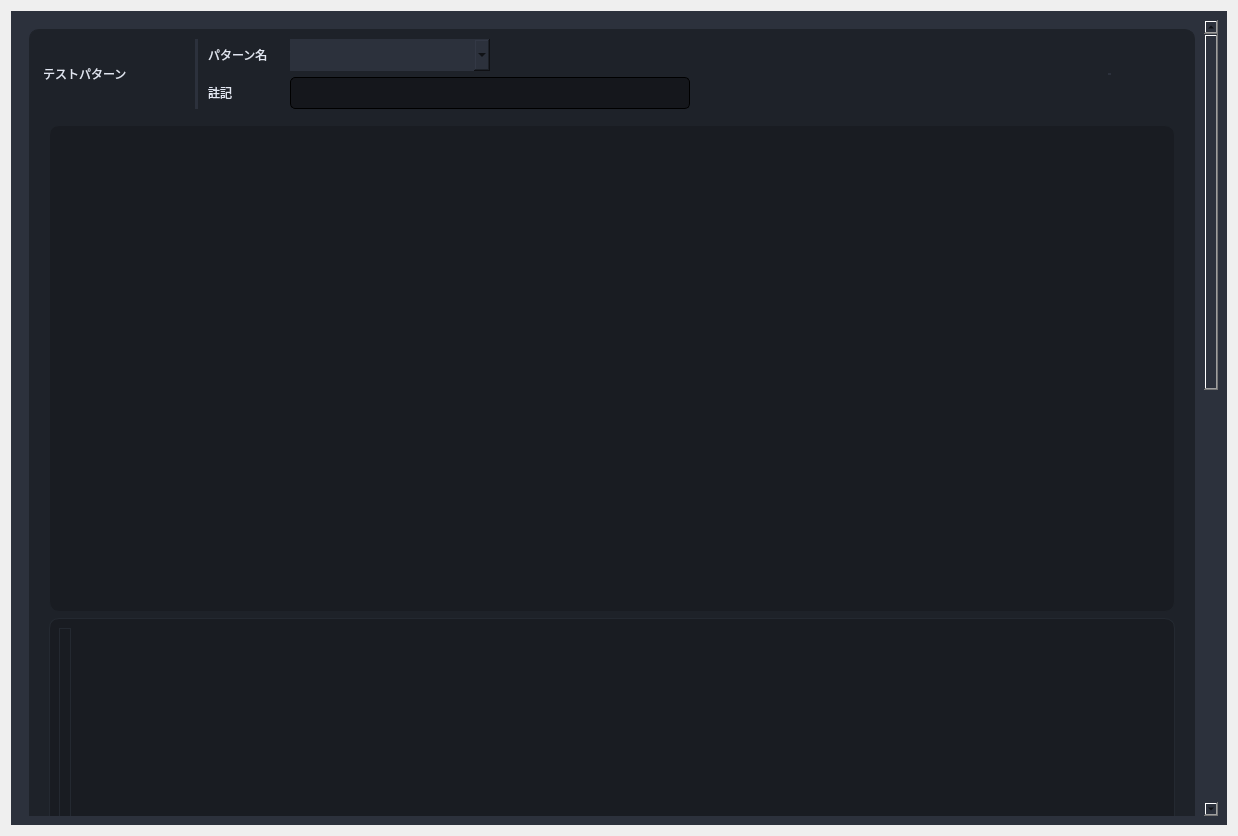
Old version of the form Source code/gui_main/gui/uis/pages/main_pages.ui in the repository coolandy345/MS4371.
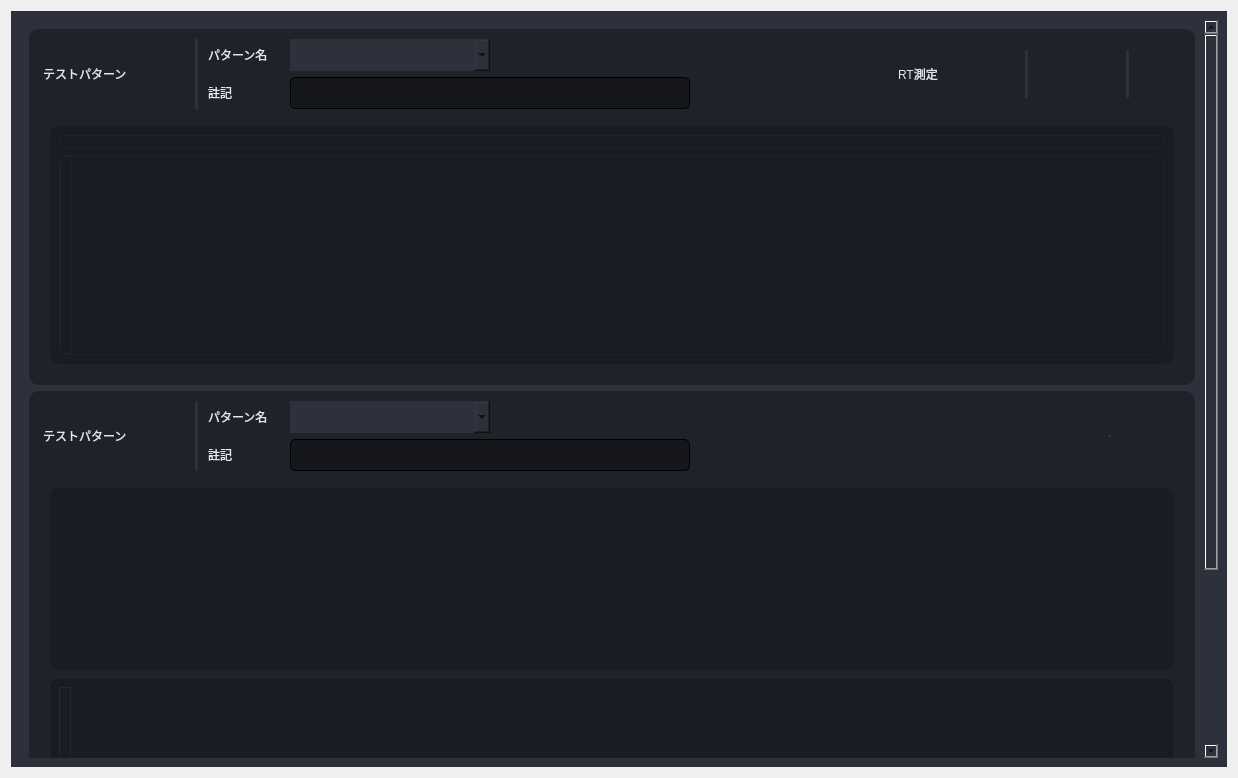
New version of the form.

What changed in the file:
```diff
--- a/Source code/gui_main/gui/uis/pages/main_pages.ui
+++ b/Source code/gui_main/gui/uis/pages/main_pages.ui
@@ -7,7 +7,7 @@
     <x>0</x>
     <y>0</y>
     <width>1234</width>
-    <height>836</height>
+    <height>778</height>
    </rect>
   </property>
   <property name="minimumSize">
@@ -3108,7 +3108,7 @@
             <x>0</x>
             <y>0</y>
             <width>1181</width>
-            <height>1716</height>
+            <height>976</height>
            </rect>
           </property>
           <layout class="QVBoxLayout" name="verticalLayout_3">
@@ -3137,30 +3137,6 @@
               <enum>QFrame::Raised</enum>
              </property>
              <layout class="QGridLayout" name="gridLayout_6">
-              <item row="0" column="0" rowspan="2">
-               <widget class="QLabel" name="label_29">
-                <property name="minimumSize">
-                 <size>
-                  <width>150</width>
-                  <height>0</height>
-                 </size>
-                </property>
-                <property name="maximumSize">
-                 <size>
-                  <width>130</width>
-                  <height>16777215</height>
-                 </size>
-                </property>
-                <property name="styleSheet">
-                 <string notr="true">font: 20px &quot;游ゴシック&quot;;
-color: rgb(225, 230, 241);
-padding-right:5px;</string>
-                </property>
-                <property name="text">
-                 <string>テストパターン</string>
-                </property>
-               </widget>
-              </item>
               <item row="1" column="2">
                <widget class="QLabel" name="label_25">
                 <property name="minimumSize">
@@ -3185,32 +3161,20 @@
                 </property>
                </widget>
               </item>
-              <item row="1" column="3">
-               <widget class="QLineEdit" name="lineEdit_11">
+              <item row="0" column="3">
+               <widget class="QComboBox" name="comboBox_6">
                 <property name="minimumSize">
                  <size>
-                  <width>400</width>
+                  <width>200</width>
                   <height>32</height>
                  </size>
                 </property>
                 <property name="maximumSize">
                  <size>
-                  <width>212</width>
+                  <width>200</width>
                   <height>16777215</height>
                  </size>
                 </property>
-                <property name="styleSheet">
-                 <string notr="true">background-color: rgba(0, 0, 0,80);
-color: rgb(225, 230, 241);
-border-width: 1px;
-border-style: solid;
-border-radius: 5px;
-padding-left:5px;
-padding-right:5px;
-font: 12px &quot;游ゴシック&quot;;
-min-height:30;
-max-width:200;</string>
-                </property>
                </widget>
               </item>
               <item row="0" column="2">
@@ -3237,12 +3201,12 @@
                 </property>
                </widget>
               </item>
-              <item row="0" column="4" rowspan="2" alignment="Qt::AlignRight|Qt::AlignVCenter">
+              <item row="0" column="6" rowspan="2" alignment="Qt::AlignRight|Qt::AlignVCenter">
                <widget class="QFrame" name="frame_37">
                 <property name="minimumSize">
                  <size>
                   <width>200</width>
-                  <height>0</height>
+                  <height>50</height>
                  </size>
                 </property>
                 <property name="maximumSize">
@@ -3273,7 +3237,58 @@
                  <property name="bottomMargin">
                   <number>0</number>
                  </property>
+                 <item row="0" column="1">
+                  <widget class="QFrame" name="frame_45">
+                   <property name="minimumSize">
+                    <size>
+                     <width>40</width>
+                     <height>0</height>
+                    </size>
+                   </property>
+                   <property name="maximumSize">
+                    <size>
+                     <width>16777215</width>
+                     <height>16777215</height>
+                    </size>
+                   </property>
+                   <property name="frameShape">
+                    <enum>QFrame::StyledPanel</enum>
+                   </property>
+                   <property name="frameShadow">
+                    <enum>QFrame::Raised</enum>
+                   </property>
+                   <layout class="QGridLayout" name="gridLayout_37">
+                    <property name="leftMargin">
+                     <number>0</number>
+                    </property>
+                    <property name="topMargin">
+                     <number>0</number>
+                    </property>
+                    <property name="rightMargin">
+                     <number>0</number>
+                    </property>
+                    <property name="bottomMargin">
+                     <number>0</number>
+                    </property>
+                    <property name="spacing">
+                     <number>0</number>
+                    </property>
+                   </layout>
+                  </widget>
+                 </item>
                  <item row="0" column="0">
+                  <widget class="QLabel" name="label_12">
+                   <property name="styleSheet">
+                    <string notr="true">font: 20px &quot;游ゴシック&quot;;
+color: rgb(225, 230, 241);
+padding-right:5px;</string>
+                   </property>
+                   <property name="text">
+                    <string>RT測定</string>
+                   </property>
+                  </widget>
+                 </item>
+                 <item row="0" column="4">
                   <widget class="QFrame" name="frame_40">
                    <property name="minimumSize">
                     <size>
@@ -3312,7 +3327,7 @@
                    </layout>
                   </widget>
                  </item>
-                 <item row="0" column="2">
+                 <item row="0" column="6">
                   <widget class="QFrame" name="frame_41">
                    <property name="minimumSize">
                     <size>
@@ -3338,46 +3353,7 @@
                    </property>
                   </widget>
                  </item>
-                 <item row="0" column="1">
-                  <widget class="QFrame" name="frame_39">
-                   <property name="minimumSize">
-                    <size>
-                     <width>40</width>
-                     <height>0</height>
-                    </size>
-                   </property>
-                   <property name="maximumSize">
-                    <size>
-                     <width>40</width>
-                     <height>16777215</height>
-                    </size>
-                   </property>
-                   <property name="frameShape">
-                    <enum>QFrame::StyledPanel</enum>
-                   </property>
-                   <property name="frameShadow">
-                    <enum>QFrame::Raised</enum>
-                   </property>
-                   <layout class="QGridLayout" name="gridLayout_35">
-                    <property name="leftMargin">
-                     <number>0</number>
-                    </property>
-                    <property name="topMargin">
-                     <number>0</number>
-                    </property>
-                    <property name="rightMargin">
-                     <number>0</number>
-                    </property>
-                    <property name="bottomMargin">
-                     <number>0</number>
-                    </property>
-                    <property name="spacing">
-                     <number>0</number>
-                    </property>
-                   </layout>
-                  </widget>
-                 </item>
-                 <item row="0" column="3">
+                 <item row="0" column="7">
                   <widget class="QFrame" name="frame_38">
                    <property name="minimumSize">
                     <size>
@@ -3416,55 +3392,175 @@
                    </layout>
                   </widget>
                  </item>
+                 <item row="0" column="3">
+                  <widget class="QFrame" name="frame_47">
+                   <property name="minimumSize">
+                    <size>
+                     <width>3</width>
+                     <height>0</height>
+                    </size>
+                   </property>
+                   <property name="maximumSize">
+                    <size>
+                     <width>3</width>
+                     <height>16777215</height>
+                    </size>
+                   </property>
+                   <property name="styleSheet">
+                    <string notr="true">background-color: rgb(44, 49, 60);
+border-color: rgb(44, 49, 60);</string>
+                   </property>
+                   <property name="frameShape">
+                    <enum>QFrame::StyledPanel</enum>
+                   </property>
+                   <property name="frameShadow">
+                    <enum>QFrame::Raised</enum>
+                   </property>
+                  </widget>
+                 </item>
+                 <item row="0" column="5">
+                  <widget class="QFrame" name="frame_39">
+                   <property name="minimumSize">
+                    <size>
+                     <width>40</width>
+                     <height>0</height>
+                    </size>
+                   </property>
+                   <property name="maximumSize">
+                    <size>
+                     <width>40</width>
+                     <height>16777215</height>
+                    </size>
+                   </property>
+                   <property name="frameShape">
+                    <enum>QFrame::StyledPanel</enum>
+                   </property>
+                   <property name="frameShadow">
+                    <enum>QFrame::Raised</enum>
+                   </property>
+                   <layout class="QGridLayout" name="gridLayout_35">
+                    <property name="leftMargin">
+                     <number>0</number>
+                    </property>
+                    <property name="topMargin">
+                     <number>0</number>
+                    </property>
+                    <property name="rightMargin">
+                     <number>0</number>
+                    </property>
+                    <property name="bottomMargin">
+                     <number>0</number>
+                    </property>
+                    <property name="spacing">
+                     <number>0</number>
+                    </property>
+                   </layout>
+                  </widget>
+                 </item>
+                 <item row="0" column="2">
+                  <widget class="QFrame" name="frame_48">
+                   <property name="minimumSize">
+                    <size>
+                     <width>20</width>
+                     <height>0</height>
+                    </size>
+                   </property>
+                   <property name="maximumSize">
+                    <size>
+                     <width>40</width>
+                     <height>16777215</height>
+                    </size>
+                   </property>
+                   <property name="frameShape">
+                    <enum>QFrame::StyledPanel</enum>
+                   </property>
+                   <property name="frameShadow">
+                    <enum>QFrame::Raised</enum>
+                   </property>
+                   <layout class="QGridLayout" name="gridLayout_38">
+                    <property name="leftMargin">
+                     <number>0</number>
+                    </property>
+                    <property name="topMargin">
+                     <number>0</number>
+                    </property>
+                    <property name="rightMargin">
+                     <number>0</number>
+                    </property>
+                    <property name="bottomMargin">
+                     <number>0</number>
+                    </property>
+                    <property name="spacing">
+                     <number>0</number>
+                    </property>
+                   </layout>
+                  </widget>
+                 </item>
                 </layout>
                </widget>
               </item>
-              <item row="2" column="0" colspan="5">
-               <widget class="QScrollArea" name="scrollArea_3">
-                <property name="sizePolicy">
-                 <sizepolicy hsizetype="Expanding" vsizetype="Expanding">
-                  <horstretch>0</horstretch>
-                  <verstretch>0</verstretch>
-                 </sizepolicy>
+              <item row="1" column="3">
+               <widget class="QLineEdit" name="lineEdit_11">
+                <property name="minimumSize">
+                 <size>
+                  <width>400</width>
+                  <height>32</height>
+                 </size>
                 </property>
+                <property name="maximumSize">
+                 <size>
+                  <width>212</width>
+                  <height>16777215</height>
+                 </size>
+                </property>
+                <property name="styleSheet">
+                 <string notr="true">background-color: rgba(0, 0, 0,80);
+color: rgb(225, 230, 241);
+border-width: 1px;
+border-style: solid;
+border-radius: 5px;
+padding-left:5px;
+padding-right:5px;
+font: 12px &quot;游ゴシック&quot;;
+min-height:30;
+max-width:200;</string>
+                </property>
+               </widget>
+              </item>
+              <item row="2" column="0" colspan="7">
+               <widget class="QFrame" name="frame_44">
                 <property name="minimumSize">
                  <size>
                   <width>0</width>
-                  <height>1000</height>
+                  <height>0</height>
                  </size>
                 </property>
                 <property name="styleSheet">
                  <string notr="true">background-color: rgb(30, 34, 41);</string>
                 </property>
-                <property name="widgetResizable">
-                 <bool>true</bool>
+                <property name="frameShape">
+                 <enum>QFrame::StyledPanel</enum>
                 </property>
-                <widget class="QWidget" name="scrollAreaWidgetContents_3">
-                 <property name="geometry">
-                  <rect>
-                   <x>0</x>
-                   <y>0</y>
-                   <width>1141</width>
-                   <height>998</height>
-                  </rect>
-                 </property>
-                 <layout class="QGridLayout" name="gridLayout_24">
-                  <item row="0" column="0">
-                   <widget class="QFrame" name="frame_35">
-                    <property name="sizePolicy">
-                     <sizepolicy hsizetype="Preferred" vsizetype="Preferred">
-                      <horstretch>0</horstretch>
-                      <verstretch>0</verstretch>
-                     </sizepolicy>
-                    </property>
-                    <property name="minimumSize">
-                     <size>
-                      <width>0</width>
-                      <height>0</height>
-                     </size>
-                    </property>
-                    <property name="styleSheet">
-                     <string notr="true">QFrame{
+                <property name="frameShadow">
+                 <enum>QFrame::Raised</enum>
+                </property>
+                <layout class="QVBoxLayout" name="verticalLayout">
+                 <item>
+                  <widget class="QFrame" name="frame_35">
+                   <property name="sizePolicy">
+                    <sizepolicy hsizetype="Preferred" vsizetype="Preferred">
+                     <horstretch>0</horstretch>
+                     <verstretch>0</verstretch>
+                    </sizepolicy>
+                   </property>
+                   <property name="minimumSize">
+                    <size>
+                     <width>0</width>
+                     <height>0</height>
+                    </size>
+                   </property>
+                   <property name="styleSheet">
+                    <string notr="true">QFrame{
 	background-color: rgb(25, 28, 34);
 	border-color:rgb(30, 34, 41);
 	border-width: 1px;
@@ -3472,84 +3568,179 @@
 	border-radius: 10px;
 	font: 12px bold italic large &quot;游ゴシック&quot;;
 }</string>
-                    </property>
-                    <property name="frameShape">
-                     <enum>QFrame::StyledPanel</enum>
-                    </property>
-                    <property name="frameShadow">
-                     <enum>QFrame::Raised</enum>
-                    </property>
-                   </widget>
-                  </item>
-                  <item row="1" column="0">
-                   <widget class="QFrame" name="frame_36">
-                    <property name="sizePolicy">
-                     <sizepolicy hsizetype="Preferred" vsizetype="Preferred">
-                      <horstretch>0</horstretch>
-                      <verstretch>0</verstretch>
-                     </sizepolicy>
-                    </property>
-                    <property name="styleSheet">
-                     <string notr="true">QFrame{
-	background-color: rgb(25, 28, 34);
-	border-color: rgb(36, 41, 49);
-	border-width: 1px;
-	border-style: solid;
-	border-radius: 10px;
-	font: 12px bold italic large &quot;游ゴシック&quot;;
-}</string>
-                    </property>
-                    <property name="frameShape">
-                     <enum>QFrame::StyledPanel</enum>
-                    </property>
-                    <property name="frameShadow">
-                     <enum>QFrame::Raised</enum>
-                    </property>
-                    <layout class="QGridLayout" name="gridLayout_22">
-                     <item row="0" column="0" alignment="Qt::AlignLeft">
-                      <widget class="QFrame" name="frame_32">
-                       <property name="minimumSize">
-                        <size>
-                         <width>0</width>
-                         <height>300</height>
-                        </size>
+                   </property>
+                   <property name="frameShape">
+                    <enum>QFrame::StyledPanel</enum>
+                   </property>
+                   <property name="frameShadow">
+                    <enum>QFrame::Raised</enum>
+                   </property>
+                   <layout class="QGridLayout" name="gridLayout_29">
+                    <item row="0" column="0">
+                     <widget class="QFrame" name="frame_43">
+                      <property name="minimumSize">
+                       <size>
+                        <width>0</width>
+                        <height>0</height>
+                       </size>
+                      </property>
+                      <property name="frameShape">
+                       <enum>QFrame::StyledPanel</enum>
+                      </property>
+                      <property name="frameShadow">
+                       <enum>QFrame::Raised</enum>
+                      </property>
+                      <layout class="QHBoxLayout" name="horizontalLayout_4">
+                       <property name="spacing">
+                        <number>5</number>
                        </property>
-                       <property name="maximumSize">
-                        <size>
-                         <width>16777215</width>
-                         <height>16777215</height>
-                        </size>
+                       <property name="leftMargin">
+                        <number>6</number>
                        </property>
-                       <property name="styleSheet">
-                        <string notr="true"/>
+                       <property name="topMargin">
+                        <number>6</number>
                        </property>
-                       <property name="frameShape">
-                        <enum>QFrame::StyledPanel</enum>
+                       <property name="rightMargin">
+                        <number>6</number>
                        </property>
-                       <property name="frameShadow">
-                        <enum>QFrame::Raised</enum>
+                       <property name="bottomMargin">
+                        <number>6</number>
                        </property>
-                       <layout class="QHBoxLayout" name="horizontalLayout_3">
+                      </layout>
+                     </widget>
+                    </item>
+                    <item row="1" column="0">
+                     <widget class="QScrollArea" name="scrollArea_3">
+                      <property name="sizePolicy">
+                       <sizepolicy hsizetype="Preferred" vsizetype="Preferred">
+                        <horstretch>0</horstretch>
+                        <verstretch>0</verstretch>
+                       </sizepolicy>
+                      </property>
+                      <property name="minimumSize">
+                       <size>
+                        <width>0</width>
+                        <height>200</height>
+                       </size>
+                      </property>
+                      <property name="sizeIncrement">
+                       <size>
+                        <width>0</width>
+                        <height>0</height>
+                       </size>
+                      </property>
+                      <property name="styleSheet">
+                       <string notr="true">
+background-color: rgb(25, 28, 34);</string>
+                      </property>
+                      <property name="verticalScrollBarPolicy">
+                       <enum>Qt::ScrollBarAsNeeded</enum>
+                      </property>
+                      <property name="horizontalScrollBarPolicy">
+                       <enum>Qt::ScrollBarAsNeeded</enum>
+                      </property>
+                      <property name="sizeAdjustPolicy">
+                       <enum>QAbstractScrollArea::AdjustToContents</enum>
+                      </property>
+                      <property name="widgetResizable">
+                       <bool>true</bool>
+                      </property>
+                      <widget class="QWidget" name="scrollAreaWidgetContents_3">
+                       <property name="geometry">
+                        <rect>
+                         <x>0</x>
+                         <y>0</y>
+                         <width>1101</width>
+                         <height>198</height>
+                        </rect>
+                       </property>
+                       <layout class="QVBoxLayout" name="verticalLayout_2">
+                        <property name="spacing">
+                         <number>0</number>
+                        </property>
                         <property name="leftMargin">
-                         <number>5</number>
+                         <number>0</number>
                         </property>
                         <property name="topMargin">
-                         <number>5</number>
+                         <number>0</number>
                         </property>
                         <property name="rightMargin">
-                         <number>5</number>
+                         <number>0</number>
                         </property>
                         <property name="bottomMargin">
-                         <number>5</number>
+                         <number>0</number>
                         </property>
+                        <item alignment="Qt::AlignLeft">
+                         <widget class="QFrame" name="frame_32">
+                          <property name="minimumSize">
+                           <size>
+                            <width>0</width>
+                            <height>0</height>
+                           </size>
+                          </property>
+                          <property name="maximumSize">
+                           <size>
+                            <width>16777215</width>
+                            <height>16777215</height>
+                           </size>
+                          </property>
+                          <property name="styleSheet">
+                           <string notr="true"/>
+                          </property>
+                          <property name="frameShape">
+                           <enum>QFrame::StyledPanel</enum>
+                          </property>
+                          <property name="frameShadow">
+                           <enum>QFrame::Raised</enum>
+                          </property>
+                          <layout class="QHBoxLayout" name="horizontalLayout_3">
+                           <property name="leftMargin">
+                            <number>5</number>
+                           </property>
+                           <property name="topMargin">
+                            <number>0</number>
+                           </property>
+                           <property name="rightMargin">
+                            <number>5</number>
+                           </property>
+                           <property name="bottomMargin">
+                            <number>0</number>
+                           </property>
+                          </layout>
+                         </widget>
+                        </item>
                        </layout>
                       </widget>
-                     </item>
-                    </layout>
-                   </widget>
-                  </item>
-                 </layout>
-                </widget>
+                     </widget>
+                    </item>
+                   </layout>
+                  </widget>
+                 </item>
+                </layout>
+               </widget>
+              </item>
+              <item row="0" column="0" rowspan="2">
+               <widget class="QLabel" name="label_29">
+                <property name="minimumSize">
+                 <size>
+                  <width>150</width>
+                  <height>0</height>
+                 </size>
+                </property>
+                <property name="maximumSize">
+                 <size>
+                  <width>130</width>
+                  <height>16777215</height>
+                 </size>
+                </property>
+                <property name="styleSheet">
+                 <string notr="true">font: 20px &quot;游ゴシック&quot;;
+color: rgb(225, 230, 241);
+padding-right:5px;</string>
+                </property>
+                <property name="text">
+                 <string>テストパターン</string>
+                </property>
                </widget>
               </item>
               <item row="0" column="1" rowspan="2">
@@ -3579,22 +3770,6 @@
                 </property>
                </widget>
               </item>
-              <item row="0" column="3">
-               <widget class="QComboBox" name="comboBox_6">
-                <property name="minimumSize">
-                 <size>
-                  <width>200</width>
-                  <height>32</height>
-                 </size>
-                </property>
-                <property name="maximumSize">
-                 <size>
-                  <width>200</width>
-                  <height>16777215</height>
-                 </size>
-                </property>
-               </widget>
-              </item>
              </layout>
             </widget>
            </item>
```
